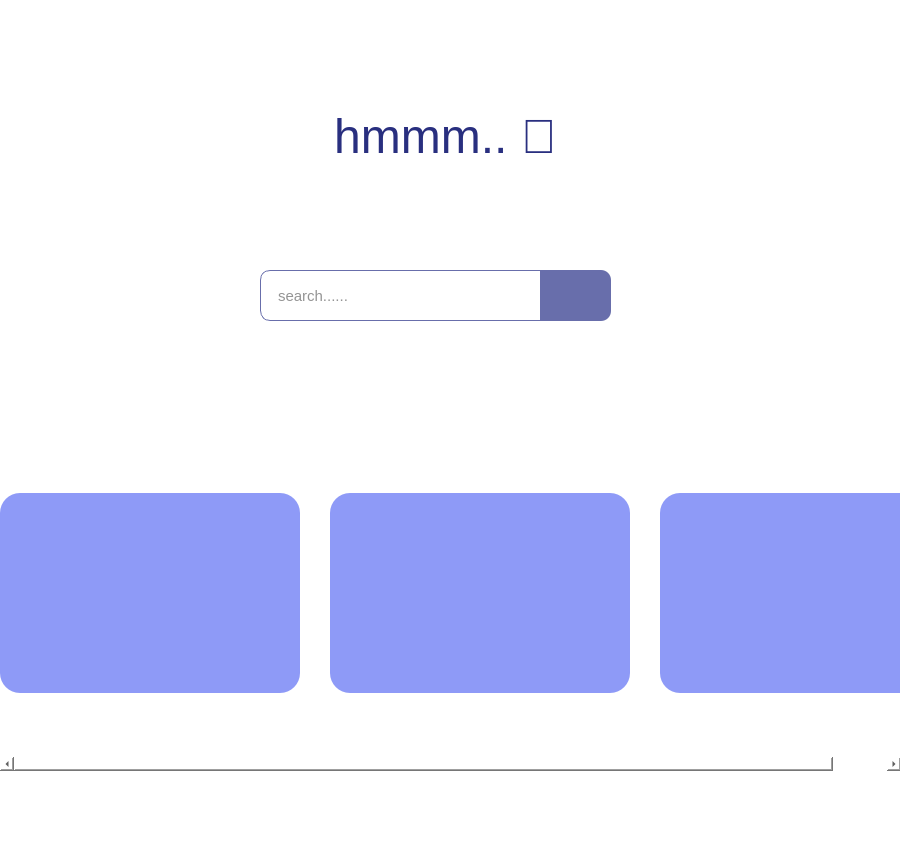
Before: the Qt Designer form apps/Frames/searchFrame.ui in YadavGulshan/MedAlthea, drawn with Qt 5.
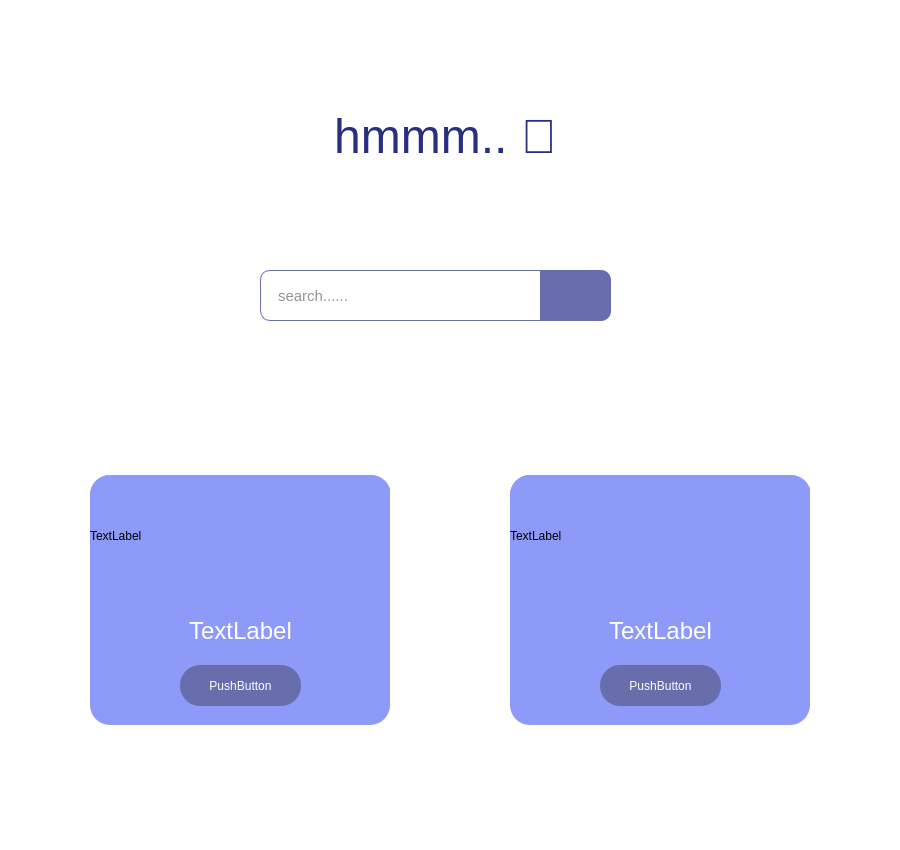
After: the same form once the commit is applied. Icons and pictures are not drawn.

Commit message: working on search and understanding who to add widget dynamicaly to scroll view

Patch:
```diff
--- a/apps/Frames/searchFrame.ui
+++ b/apps/Frames/searchFrame.ui
@@ -135,14 +135,7 @@
    <property name="styleSheet">
     <string notr="true">border:none;
 out;ine:none;
-QScrollBar{background : lightgreen;}
-QScrollBar::handle{
-background : pink;
-}
-QScrollBar::handle::pressed
-{
-background : red;
-}</string>
+</string>
    </property>
    <property name="frameShape">
     <enum>QFrame::NoFrame</enum>
@@ -161,8 +154,8 @@
      <rect>
       <x>0</x>
       <y>0</y>
-      <width>960</width>
-      <height>327</height>
+      <width>901</width>
+      <height>341</height>
      </rect>
     </property>
     <property name="sizePolicy">
@@ -204,33 +197,70 @@
        <property name="minimumSize">
         <size>
          <width>300</width>
-         <height>200</height>
+         <height>250</height>
         </size>
        </property>
        <property name="styleSheet">
         <string notr="true">background-color: rgb(142, 154, 247);
 border-radius: 20px;</string>
        </property>
-      </widget>
-     </item>
-     <item>
-      <widget class="QWidget" name="widget_3" native="true">
-       <property name="sizePolicy">
-        <sizepolicy hsizetype="Fixed" vsizetype="Fixed">
-         <horstretch>0</horstretch>
-         <verstretch>0</verstretch>
-        </sizepolicy>
-       </property>
-       <property name="minimumSize">
-        <size>
-         <width>300</width>
-         <height>200</height>
-        </size>
-       </property>
-       <property name="styleSheet">
-        <string notr="true">background-color: rgb(142, 154, 247);
-border-radius: 20px;</string>
-       </property>
+       <widget class="QLabel" name="label_4">
+        <property name="geometry">
+         <rect>
+          <x>0</x>
+          <y>130</y>
+          <width>301</width>
+          <height>51</height>
+         </rect>
+        </property>
+        <property name="font">
+         <font>
+          <pointsize>18</pointsize>
+         </font>
+        </property>
+        <property name="styleSheet">
+         <string notr="true">color: rgb(255, 255, 255);</string>
+        </property>
+        <property name="text">
+         <string>TextLabel</string>
+        </property>
+        <property name="alignment">
+         <set>Qt::AlignCenter</set>
+        </property>
+       </widget>
+       <widget class="QPushButton" name="pushButton_3">
+        <property name="geometry">
+         <rect>
+          <x>90</x>
+          <y>190</y>
+          <width>121</width>
+          <height>41</height>
+         </rect>
+        </property>
+        <property name="styleSheet">
+         <string notr="true">background-color: rgb(104, 110, 171);
+color: rgb(254, 255, 255);</string>
+        </property>
+        <property name="text">
+         <string>PushButton</string>
+        </property>
+       </widget>
+       <widget class="QLabel" name="label_5">
+        <property name="geometry">
+         <rect>
+          <x>0</x>
+          <y>0</y>
+          <width>301</width>
+          <height>121</height>
+         </rect>
+        </property>
+        <property name="styleSheet">
+         <string notr="true"/>
+        </property>
+        <property name="text">
+         <string>TextLabel</string>
+        </property>
+       </widget>
       </widget>
      </item>
      <item>
@@ -244,13 +274,71 @@
        <property name="minimumSize">
         <size>
          <width>300</width>
-         <height>200</height>
+         <height>250</height>
         </size>
        </property>
        <property name="styleSheet">
         <string notr="true">background-color: rgb(142, 154, 247);
 border-radius: 20px;</string>
        </property>
+       <widget class="QLabel" name="label_3">
+        <property name="geometry">
+         <rect>
+          <x>0</x>
+          <y>130</y>
+          <width>301</width>
+          <height>51</height>
+         </rect>
+        </property>
+        <property name="font">
+         <font>
+          <family>Microsoft Sans Serif</family>
+          <pointsize>18</pointsize>
+         </font>
+        </property>
+        <property name="styleSheet">
+         <string notr="true">color: rgb(255, 255, 255);</string>
+        </property>
+        <property name="text">
+         <string>TextLabel</string>
+        </property>
+        <property name="alignment">
+         <set>Qt::AlignCenter</set>
+        </property>
+       </widget>
+       <widget class="QPushButton" name="pushButton_2">
+        <property name="geometry">
+         <rect>
+          <x>90</x>
+          <y>190</y>
+          <width>121</width>
+          <height>41</height>
+         </rect>
+        </property>
+        <property name="styleSheet">
+         <string notr="true">background-color: rgb(104, 110, 171);
+color: rgb(254, 255, 255);</string>
+        </property>
+        <property name="text">
+         <string>PushButton</string>
+        </property>
+       </widget>
+       <widget class="QLabel" name="label_2">
+        <property name="geometry">
+         <rect>
+          <x>0</x>
+          <y>0</y>
+          <width>301</width>
+          <height>121</height>
+         </rect>
+        </property>
+        <property name="styleSheet">
+         <string notr="true"/>
+        </property>
+        <property name="text">
+         <string>TextLabel</string>
+        </property>
+       </widget>
       </widget>
      </item>
     </layout>
```
Left out of the diff: 7 changed lines with no effect on the pictures. The commit also changes 3 other files.
